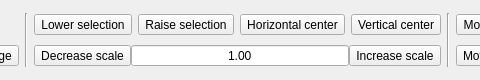
Before: the Qt Designer form app/ui/button_bar.ui in Guiguiprim/SvgCompositor, drawn with Qt 5; both pictures show x 503 to 983 and y 0 to 80 of the 1151 by 80 pixel window.
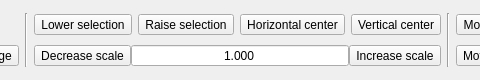
After: the same form once the commit is applied. Icons and pictures are not drawn.

Commit message:
EditorController: Fix scale command call
Use multiplication instead of addition/subtraction to change the scale.
Add a digit to the scale display.

The edit to the form file:
```diff
--- a/app/ui/button_bar.ui
+++ b/app/ui/button_bar.ui
@@ -274,6 +274,9 @@
          <property name="buttonSymbols">
           <enum>QAbstractSpinBox::NoButtons</enum>
          </property>
+         <property name="decimals">
+          <number>3</number>
+         </property>
          <property name="minimum">
           <double>0.100000000000000</double>
          </property>
```
The commit also changes 1 other file.
